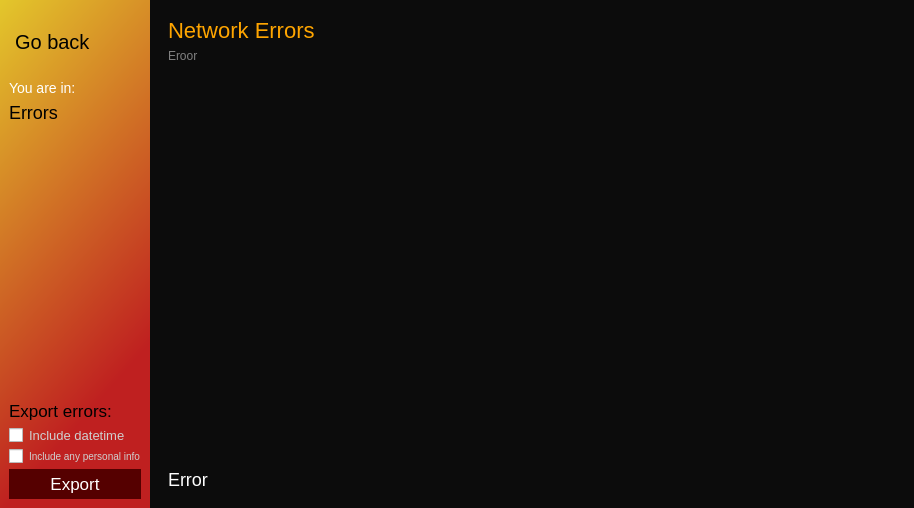
The window that router/top_bar/error.ui (hunterjreid/HomeScan) describes before a commit, drawn with Qt 5.
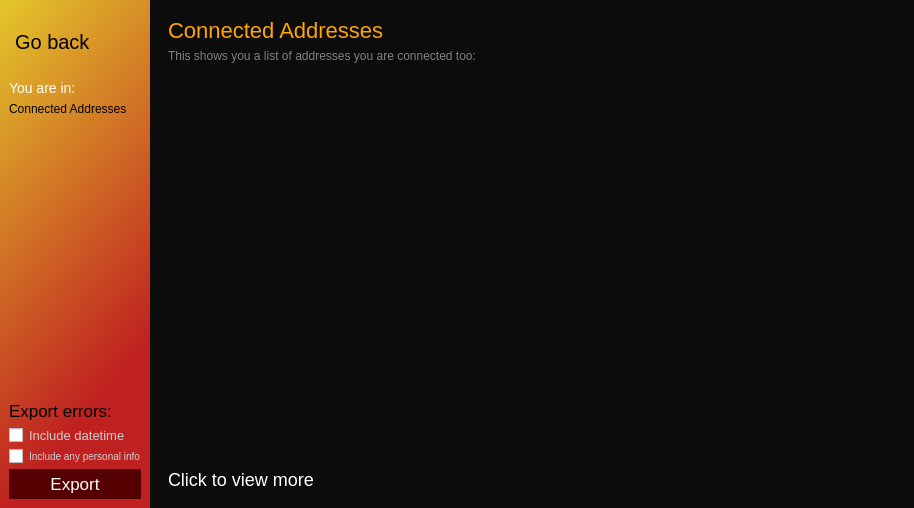
The same window after the commit. Icons and pictures are not drawn.

Commit message: finish Connected IP's Linked Settings

Diff of the .ui file:
```diff
--- a/router/top_bar/error.ui
+++ b/router/top_bar/error.ui
@@ -129,13 +129,13 @@
            <item>
             <widget class="QPushButton" name="back_2">
              <property name="styleSheet">
-              <string notr="true">font-size:18px;
+              <string notr="true">font-size:12px;
 background:none;
 text-align:left;
 </string>
              </property>
              <property name="text">
-              <string>Errors</string>
+              <string>Connected Addresses</string>
              </property>
              <property name="icon">
               <iconset>
@@ -266,7 +266,7 @@
 font-size:22px;</string>
             </property>
             <property name="text">
-             <string>Network Errors</string>
+             <string>Connected Addresses</string>
             </property>
            </widget>
           </item>
@@ -276,7 +276,7 @@
              <string notr="true">color:grey;</string>
             </property>
             <property name="text">
-             <string>Eroor</string>
+             <string>This shows you a list of addresses you are connected too:</string>
             </property>
            </widget>
           </item>
@@ -296,7 +296,7 @@
 font-size:18px;</string>
               </property>
               <property name="text">
-               <string>Error</string>
+               <string>Click to view more</string>
               </property>
              </widget>
             </item>
```
The commit also changes 6 other files.
